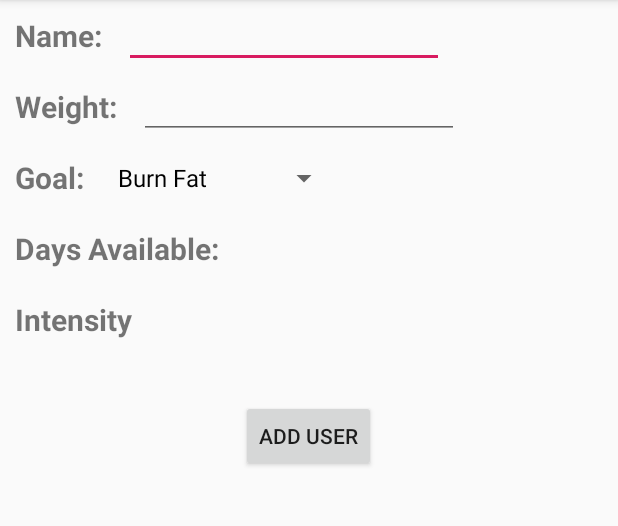
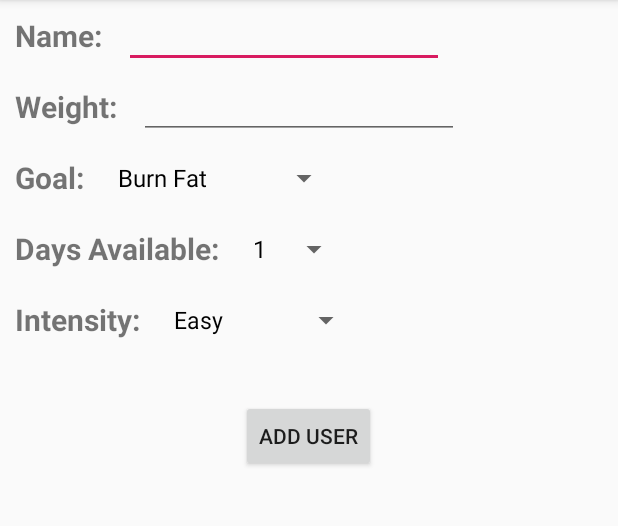
Before and after one commit to Sogurung16/FYP, an Android app: the screen it shows after launch (UserView), after a tap on "ADD USER", on a phone screen of 412 x 824 dp, the part 84-610 px from its top. Run offline under Robolectric (Android 15) with nearby library versions, the phone set to English and light mode, and no system bars; 1 statement that could not run was skipped.

Commit message:
US_11 T_06 & T_07

```diff
--- a/app/src/main/java/com/example/fyp_01/DatabaseHelper.java
+++ b/app/src/main/java/com/example/fyp_01/DatabaseHelper.java
@@ -10,12 +10,14 @@ import androidx.annotation.Nullable;
 public class  DatabaseHelper extends SQLiteOpenHelper {
 
     public static final String DATABASE_NAME = "Database.db";
-    public static final int VERSION_NAME = 3;
+    public static final int VERSION_NAME = 4;
     public static final String TABLE_USER = "UserTable";
     public static final String COL_1 = "ID";
     public static final String COL_2 = "NAME";
     public static final String COL_3 = "WEIGHT";
     public static final String COL_4 = "GOAL";
+    public static final String COL_5 = "DAYS_AVAILABLE";
+    public static final String COL_6 = "INTENSITY";
 
     public DatabaseHelper(@Nullable Context context) {
         super(context, DATABASE_NAME, null, VERSION_NAME);
@@ -23,7 +25,7 @@ public class  DatabaseHelper extends SQLiteOpenHelper {
 
     @Override
     public void onCreate(SQLiteDatabase db) {
-        db.execSQL("CREATE TABLE " + TABLE_USER + " (" + COL_1 + " INTEGER PRIMARY KEY AUTOINCREMENT, " + COL_2 + " TEXT, "  + COL_3 + " INTEGER, " + COL_4 + " INTEGER" +")");
+        db.execSQL("CREATE TABLE " + TABLE_USER + " (" + COL_1 + " INTEGER PRIMARY KEY AUTOINCREMENT, " + COL_2 + " TEXT, "  + COL_3 + " INTEGER, " + COL_4 + " TEXT, " + COL_5 + " INTEGER, " + COL_6 + " TEXT" +")");
     }
 
     @Override
@@ -39,6 +41,9 @@ public class  DatabaseHelper extends SQLiteOpenHelper {
         contentValues.put(COL_2, user.getUserName());
         contentValues.put(COL_3, user.getUserWeight());
         contentValues.put(COL_4, user.getUserGoal());
+        contentValues.put(COL_5, user.getDaysAvailable());
+        contentValues.put(COL_6, user.getIntensity());
+
 
         long result = db.insert(TABLE_USER, null, contentValues);
         if(result == -1){
--- a/app/src/main/java/com/example/fyp_01/UserController.java
+++ b/app/src/main/java/com/example/fyp_01/UserController.java
@@ -13,35 +13,46 @@ public class UserController {
     public void setUserName(String userName) {
         userData.setUserNameData(userName);
     }
-
     public void setUserWeight(int userWeight) {
         userData.setUserWeightData(userWeight);
     }
-
     public void setUserGoal(String userGoal) { userData.setUserGoalData(userGoal); }
-
     public void setUserGoalSpinnerArray(List<String> userGoalSpinnerArray) {
         userData.setUserGoalSpinnerArrayData(userGoalSpinnerArray);
+    }
+    public void setDaysAvailable(int daysAvailable){ userData.setDaysAvailableData(daysAvailable);}
+    public void setDaysAvailableSpinnerArray(List<Integer> daysAvailableSpinnerArray) {
+        userData.setDaysAvailableSpinnerArrayData(daysAvailableSpinnerArray);
+    }
+    public void setIntensity(String intensity) {
+        userData.setIntensityData(intensity);
+    }
+    public void setIntensitySpinnerArray(List<String> intensitySpinnerArray) {
+        userData.setIntensitySpinnerArrayData(intensitySpinnerArray);
     }
 
     public String getUserName() {
         return userData.getUserNameData();
     }
-
     public int getUserWeight() {
         return userData.getUserWeightData();
     }
-
     public String getUserGoal() {
         return userData.getUserGoalData();
     }
-
     public List<String> getUserGoalSpinnerArray() {
         return userData.getUserGoalSpinnerArrayData();
     }
-
-   /* public void addUser(User user){
-       DatabaseHelper databaseHelper = new DatabaseHelper(null);
-       databaseHelper.addUserData(user);
-    }*/
+    public int getDaysAvailable() {
+        return userData.getDaysAvailableData();
+    }
+    public List<Integer> getDaysAvailableSpinnerArray() {
+        return userData.getDaysAvailableSpinnerArrayData();
+    }
+    public String getIntensity() {
+        return userData.getIntensityData();
+    }
+    public List<String> getIntensitySpinnerArray() {
+        return userData.getIntensitySpinnerArrayData();
+    }
 }
--- a/app/src/main/java/com/example/fyp_01/UserData.java
+++ b/app/src/main/java/com/example/fyp_01/UserData.java
@@ -7,37 +7,55 @@ import java.util.List;
 
 public class UserData{
 
-    private int userWeight;
-    private String userName, userGoal;
+    private int userWeight, daysAvailable;
+    private String userName, userGoal, intensity;
     private List<String> userGoalSpinnerArray  = new ArrayList<String>();
+    private List<Integer> daysAvailableSpinnerArray = new ArrayList<Integer>();
+    private List<String> intensitySpinnerArray = new ArrayList<String>();
 
     public void setUserNameData(String userName) {
         this.userName = userName;
     }
-
     public void setUserWeightData(int userWeight) {
         this.userWeight = userWeight;
     }
-
     public void setUserGoalData(String userGoal) { this.userGoal = userGoal; }
-
     public void setUserGoalSpinnerArrayData(List<String> userGoalSpinnerArray) {
         this.userGoalSpinnerArray = userGoalSpinnerArray;
+    }
+    public void setDaysAvailableData(int daysAvailable){ this.daysAvailable = daysAvailable;}
+    public void setDaysAvailableSpinnerArrayData(List<Integer> daysAvailableSpinnerArray) {
+        this.daysAvailableSpinnerArray = daysAvailableSpinnerArray;
+    }
+    public void setIntensityData(String intensity) {
+        this.intensity = intensity;
+    }
+    public void setIntensitySpinnerArrayData(List<String> intensitySpinnerArray) {
+        this.intensitySpinnerArray = intensitySpinnerArray;
     }
 
     public String getUserNameData() {
         return userName;
     }
-
     public int getUserWeightData() {
         return userWeight;
     }
-
     public String getUserGoalData() {
         return userGoal;
     }
-
     public List<String> getUserGoalSpinnerArrayData() {
         return userGoalSpinnerArray;
     }
+    public int getDaysAvailableData() {
+        return daysAvailable;
+    }
+    public List<Integer> getDaysAvailableSpinnerArrayData() {
+        return daysAvailableSpinnerArray;
+    }
+    public String getIntensityData() {
+        return intensity;
+    }
+    public List<String> getIntensitySpinnerArrayData() {
+        return intensitySpinnerArray;
+    }
 }
--- a/app/src/main/java/com/example/fyp_01/UserView.java
+++ b/app/src/main/java/com/example/fyp_01/UserView.java
@@ -20,9 +20,10 @@ public class UserView extends AppCompatActivity {
     DatabaseHelper databaseHelper;
 
     private Button mAddUserButton;
-    private TextView mUserName, mUserWeight, mUserGoal;
+    private TextView mUserName, mUserWeight, mUserGoal, mDaysAvailable, mIntensity;
+
     private EditText mUserNameInput, mUserWeightInput;
-    private Spinner mUserGoalInput;
+    private Spinner mUserGoalInput, mDaysAvailableInput, mIntensityInput;
 
     UserController user = new UserController(new UserData());
 
@@ -31,18 +32,37 @@ public class UserView extends AppCompatActivity {
         super.onCreate(savedInstanceState);
         setContentView(R.layout.activity_user_data);
 
+        initialization();
+        listeners();
+    }
+
+    private void initialization(){
         mAddUserButton = findViewById(R.id.addUser);
         mUserName = findViewById(R.id.userName);
         mUserWeight = findViewById(R.id.userWeight);
         mUserGoal = findViewById(R.id.userGoal);
+        mDaysAvailable = findViewById(R.id.daysAvailable);
+        mIntensity = findViewById(R.id.intensity);
+
         mUserNameInput = findViewById(R.id.userNameInput);
         mUserWeightInput = findViewById(R.id.userWeightInput);
         mUserGoalInput = findViewById(R.id.userGoalInput);
+        mDaysAvailableInput = findViewById(R.id.daysAvailableInput);
+        mIntensityInput = findViewById(R.id.intensityInput);
 
         user.setUserGoalSpinnerArray(userGoalSpinnerOptions());
+        user.setDaysAvailableSpinnerArray(DaysAvailableSpinnerOptions());
+        user.setIntensitySpinnerArray(intensitySpinnerOptions());
+
         ArrayAdapter<String> goalAdapter = new ArrayAdapter<>(this, android.R.layout.simple_spinner_dropdown_item, user.getUserGoalSpinnerArray());
         mUserGoalInput.setAdapter(goalAdapter);
+        ArrayAdapter<Integer> daysAvailableAdapter = new ArrayAdapter<Integer>(this, android.R.layout.simple_spinner_dropdown_item, user.getDaysAvailableSpinnerArray());
+        mDaysAvailableInput.setAdapter(daysAvailableAdapter);
+        ArrayAdapter<String> intensityAdapter = new ArrayAdapter<>(this, android.R.layout.simple_spinner_dropdown_item, user.getIntensitySpinnerArray());
+        mIntensityInput.setAdapter(intensityAdapter);
+    }
 
+    private void listeners(){
         mUserGoalInput.setOnItemSelectedListener(new AdapterView.OnItemSelectedListener() {
             @Override
             public void onItemSelected(AdapterView<?> parent, View view, int position, long id) {
@@ -56,15 +76,71 @@ public class UserView extends AppCompatActivity {
 
             @Override
             public void onNothingSelected(AdapterView<?> parent) {
-            //TODO: Display Error Message.
+                //TODO: Display Error Message.
+            }
+        });
+
+        mDaysAvailableInput.setOnItemSelectedListener(new AdapterView.OnItemSelectedListener() {
+            @Override
+            public void onItemSelected(AdapterView<?> parent, View view, int position, long id) {
+                Object item = parent.getItemAtPosition(position);
+                if (item != null){
+                    user.setDaysAvailable((int)item);
+                    Toast.makeText(UserView.this, item.toString(), Toast.LENGTH_SHORT).show();
+                }
+                Toast.makeText(UserView.this, "Selected",Toast.LENGTH_SHORT).show();
+            }
+
+            @Override
+            public void onNothingSelected(AdapterView<?> parent) {
+                //TODO: Display Error Message.
+            }
+        });
+
+        mIntensityInput.setOnItemSelectedListener(new AdapterView.OnItemSelectedListener() {
+            @Override
+            public void onItemSelected(AdapterView<?> parent, View view, int position, long id) {
+                Object item = parent.getItemAtPosition(position);
+                if (item != null){
+                    user.setIntensity(item.toString());
+                    Toast.makeText(UserView.this, item.toString(), Toast.LENGTH_SHORT).show();
+                }
+                Toast.makeText(UserView.this, "Selected",Toast.LENGTH_SHORT).show();
+            }
+
+            @Override
+            public void onNothingSelected(AdapterView<?> parent) {
+                //TODO: Display Error Message.
             }
         });
     }
 
-    public List<String> userGoalSpinnerOptions(){
+    private List<String> userGoalSpinnerOptions(){
         List<String> spinnerArray = new ArrayList<String>();
         spinnerArray.add("Burn Fat");
         spinnerArray.add("Build Muscle");
+
+        return spinnerArray;
+    }
+
+    private List<Integer> DaysAvailableSpinnerOptions(){
+        List<Integer> spinnerArray = new ArrayList<Integer>();
+        spinnerArray.add(1);
+        spinnerArray.add(2);
+        spinnerArray.add(3);
+        spinnerArray.add(4);
+        spinnerArray.add(5);
+        spinnerArray.add(6);
+        spinnerArray.add(7);
+
+        return spinnerArray;
+    }
+
+    private List<String> intensitySpinnerOptions(){
+        List<String> spinnerArray = new ArrayList<String>();
+        spinnerArray.add("Easy");
+        spinnerArray.add("Moderate");
+        spinnerArray.add("Hard");
 
         return spinnerArray;
     }
@@ -90,6 +166,8 @@ public class UserView extends AppCompatActivity {
         user.setUserName(mUserNameInput.getText().toString());
         user.setUserWeight(Integer.parseInt(mUserWeightInput.getText().toString()));
         user.setUserGoal(user.getUserGoal());
+        user.setDaysAvailable(user.getDaysAvailable());
+        user.setIntensity(user.getIntensity());
 
         return  user;
     }
--- a/app/src/main/res/layout/activity_user_data.xml
+++ b/app/src/main/res/layout/activity_user_data.xml
@@ -65,7 +65,7 @@
         android:layout_width="wrap_content"
         android:layout_height="wrap_content"
         android:layout_margin="10dp"
-        android:text="Intensity"
+        android:text="Intensity: "
         android:textSize="20sp"
         android:textStyle="bold"
         app:layout_constraintBottom_toBottomOf="parent"
@@ -101,6 +101,24 @@
         android:ems="10"
         android:spinnerMode="dropdown"/>
 
+    <Spinner
+        android:id="@+id/daysAvailableInput"
+        android:layout_below="@id/userGoal"
+        android:layout_toRightOf="@id/daysAvailable"
+        android:layout_width="wrap_content"
+        android:layout_height="wrap_content"
+        android:ems="10"
+        android:spinnerMode="dropdown"/>
+
+    <Spinner
+        android:id="@+id/intensityInput"
+        android:layout_below="@id/daysAvailable"
+        android:layout_toRightOf="@id/intensity"
+        android:layout_width="wrap_content"
+        android:layout_height="wrap_content"
+        android:ems="10"
+        android:spinnerMode="dropdown"/>
+
     <Button
         android:id="@+id/addUser"
         android:onClick="addUserButton"
```
